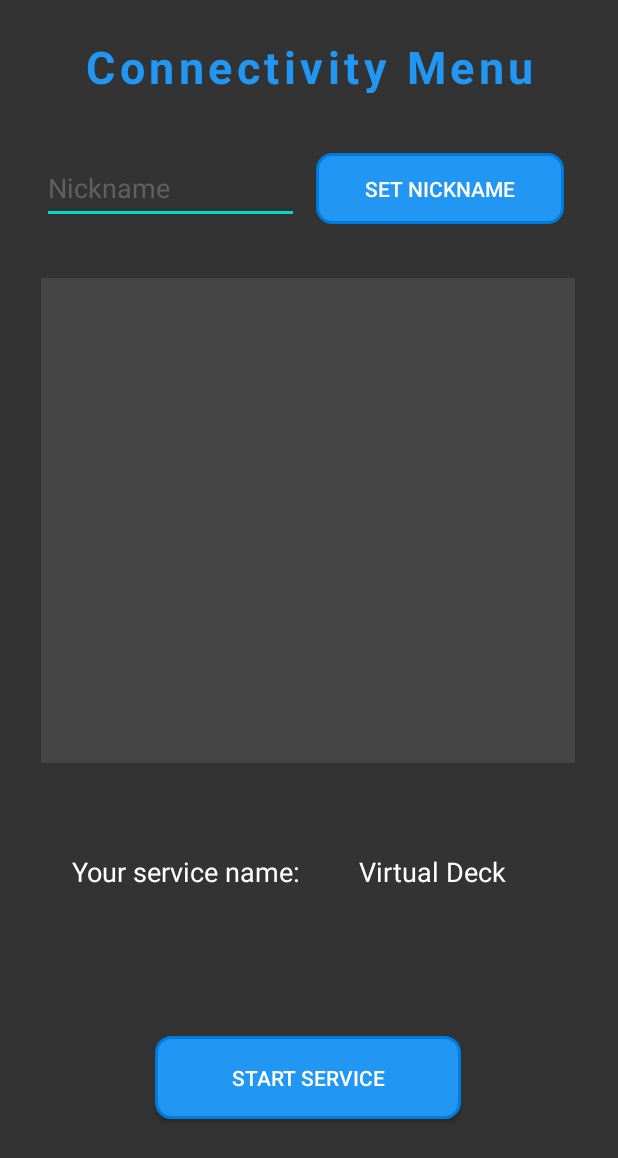
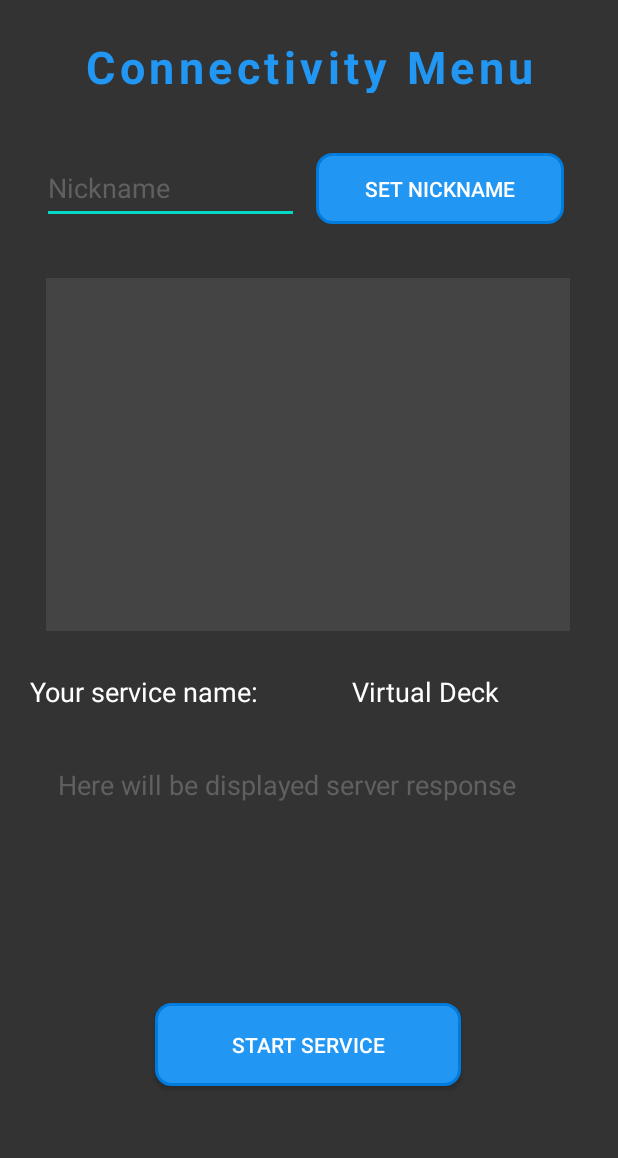
Before and after one commit to Infam852/WirtualnaTalia, an Android app: the StatusServiceActivity screen opened directly, with no data from a screen before it, after a tap on "START SERVICE", on a phone screen of 412 x 824 dp. Shown: the top 1158 px of the screen. Run offline under Robolectric (Android 15) with nearby library versions, the phone set to English and light mode, and no system bars; libraries missing offline, so code that uses them is left out: fi.iki.elonen; 1 statement that could not run was skipped.

Commit message:
connection manager
This commit adds simple connection management. Now it is possible to connect to
the service broadcasted by other device and start pulling /status from it.

```diff
--- a/app/src/main/AndroidManifest.xml
+++ b/app/src/main/AndroidManifest.xml
@@ -17,6 +17,7 @@
         android:icon="@mipmap/ic_launcher"
         android:label="@string/app_name"
         android:roundIcon="@mipmap/ic_launcher_round"
+        android:usesCleartextTraffic="true"
         android:supportsRtl="true"
         android:theme="@style/Theme.WirtualnaTalia">
         <activity android:name=".activities.MainActivity">
--- a/app/src/main/java/com/example/wirtualnatalia/activities/ClientActivity.java
+++ b/app/src/main/java/com/example/wirtualnatalia/activities/ClientActivity.java
@@ -8,7 +8,7 @@ import android.widget.Button;
 import android.widget.TextView;
 
 import com.example.wirtualnatalia.R;
-import com.example.wirtualnatalia.network.server.HTTPClient;
+import com.example.wirtualnatalia.network.HTTPClient;
 
 
 public class ClientActivity extends Activity {
@@ -46,12 +46,12 @@ public class ClientActivity extends Activity {
 
         responseView = (TextView) findViewById(R.id.responeView);
 
-        client = new HTTPClient();
+//        client = new HTTPClient();
     }
 
     public void handleGetStatus() {
         Log.d(TAG, "Send GET request to the server...");
-        client.sendStatusGET(this, responseView);
+        client.sendStatusGET(this);
     }
 
     public void handlePostStatus() {
--- a/app/src/main/java/com/example/wirtualnatalia/activities/ServerActivity.java
+++ b/app/src/main/java/com/example/wirtualnatalia/activities/ServerActivity.java
@@ -10,7 +10,7 @@ import android.widget.TextView;
 import androidx.annotation.Nullable;
 
 import com.example.wirtualnatalia.R;
-import com.example.wirtualnatalia.network.server.NanoServer;
+import com.example.wirtualnatalia.network.NanoServer;
 
 import java.io.IOException;
 
--- a/app/src/main/java/com/example/wirtualnatalia/activities/StatusServiceActivity.java
+++ b/app/src/main/java/com/example/wirtualnatalia/activities/StatusServiceActivity.java
@@ -18,12 +18,14 @@ import androidx.annotation.Nullable;
 import androidx.swiperefreshlayout.widget.SwipeRefreshLayout;
 
 import com.example.wirtualnatalia.network.service.ServiceConnection;
+import com.example.wirtualnatalia.network.service.VirtualDeckService;
 import com.example.wirtualnatalia.utils.Dialog;
 import com.example.wirtualnatalia.R;
-import com.example.wirtualnatalia.network.server.NanoServer;
+import com.example.wirtualnatalia.network.NanoServer;
 import com.example.wirtualnatalia.network.service.ServiceManager;
-import com.example.wirtualnatalia.network.service.StatusService;
 import com.example.wirtualnatalia.utils.User;
+
+import org.w3c.dom.Text;
 
 import java.io.IOException;
 import java.util.ArrayList;
@@ -32,6 +34,7 @@ public class StatusServiceActivity extends Activity {
     // UI elements
     private EditText nicknameInput;
     private TextView serviceNameTxt;
+    private TextView serverResponseTxt;
     private Button setNicknameBtn;
     private Button startStatusServiceBtn;
     private SwipeRefreshLayout swipeRefreshLayout;
@@ -44,7 +47,8 @@ public class StatusServiceActivity extends Activity {
     private ArrayList<String> services;
     private ArrayAdapter <String> adapter;
 
-    private StatusService statusService;
+    private ServiceConnection connectionServer;
+    private ServiceConnection connectionClient;
     private NanoServer nanoServer;
 
     @Override
@@ -75,6 +79,7 @@ public class StatusServiceActivity extends Activity {
     private void initUI(){
         nicknameInput = findViewById(R.id.usrNicknameInput);
         serviceNameTxt = findViewById(R.id.serviceNameTxt);
+        serverResponseTxt = findViewById(R.id.serverResponseTxt);
 
         setNicknameBtn = findViewById(R.id.setNicknameBtn);
         setNicknameBtn.setOnClickListener(v -> {
@@ -110,8 +115,9 @@ public class StatusServiceActivity extends Activity {
         NsdServiceInfo serviceClicked = serviceManager.getServicesMap().get(item);
         Log.i(TAG, "Item clicked: " + item);
         Log.i(TAG, "Service clicked: " + serviceClicked);
-        ServiceConnection serviceConnection = new ServiceConnection(this);
-        serviceConnection.connect(serviceClicked);
+        connectionClient = new ServiceConnection(this,
+                VirtualDeckService.SERVICE_NAME, VirtualDeckService.SERVICE_TYPE);
+        connectionClient.connect(serviceClicked);
     }
 
     private void refreshServices(){
@@ -125,7 +131,8 @@ public class StatusServiceActivity extends Activity {
 
     private void startService(){
         Log.i(TAG, "Start service function");
-        statusService = new StatusService();
+        connectionServer = new ServiceConnection(this,
+                VirtualDeckService.SERVICE_NAME, VirtualDeckService.SERVICE_TYPE);
         try {
             nanoServer = new NanoServer();
             nanoServer.start();
@@ -137,7 +144,8 @@ public class StatusServiceActivity extends Activity {
         }
 
         Log.i(TAG, String.format("Try to register service on port (%d)", NanoServer.PORT));
-        statusService.registerService(this, NanoServer.PORT);
-        serviceNameTxt.setText(statusService.SERVICE_NAME);
+        connectionServer.registerService(this, NanoServer.PORT);
+
+        serviceNameTxt.setText(connectionServer.SERVICE_NAME);
     }
 }
--- a/app/src/main/java/com/example/wirtualnatalia/network/server/NanoServer.java
+++ b/app/src/main/java/com/example/wirtualnatalia/network/NanoServer.java
@@ -1,4 +1,4 @@
-package com.example.wirtualnatalia.network.server;
+package com.example.wirtualnatalia.network;
 
 import android.content.Context;
 import android.content.res.Resources;
--- a/app/src/main/java/com/example/wirtualnatalia/network/service/ServiceConnection.java
+++ b/app/src/main/java/com/example/wirtualnatalia/network/service/ServiceConnection.java
@@ -4,24 +4,57 @@ import android.content.Context;
 import android.net.nsd.NsdManager;
 import android.net.nsd.NsdServiceInfo;
 import android.util.Log;
+import android.widget.TextView;
+
+import com.example.wirtualnatalia.network.HTTPClient;
+import com.example.wirtualnatalia.network.StatusPuller;
+
+import org.w3c.dom.Text;
 
 import java.net.InetAddress;
 
 public class ServiceConnection {
-    public static final String TAG = "Service Connection";
-
     private NsdManager.ResolveListener resolveListener;
+    private NsdManager.RegistrationListener registrationListener;
     private NsdManager nsdManager;
 
     private NsdServiceInfo connectedService;
+    public String SERVICE_NAME;  // identifies the device (android will automatically append characters if not unique)
+    public String SERVICE_TYPE;  // identifies the service
 
-    public ServiceConnection(Context context) {
+    private int port;
+    private InetAddress host;
+
+    private Context context;
+
+    public static final String TAG = "ServiceConnection";
+
+    public ServiceConnection(Context context, String serviceName, String serviceType) {
+        this.context = context;
         nsdManager = (NsdManager) context.getSystemService(Context.NSD_SERVICE);
+        SERVICE_NAME = serviceName;
+        SERVICE_TYPE = serviceType;
+
         initializeResolveListener();
+        initializeRegistrationListener();
     }
 
     public void connect(NsdServiceInfo service){
         nsdManager.resolveService(service, resolveListener);
+    }
+
+    public void registerService(Context context, int port) {
+        Log.i(TAG, "Start register");
+        NsdServiceInfo statusService = new NsdServiceInfo();
+
+        statusService.setServiceName(SERVICE_NAME);
+        statusService.setServiceType(SERVICE_TYPE);
+        statusService.setPort(port);
+
+        NsdManager nsdManager = (NsdManager) context.getSystemService(Context.NSD_SERVICE);
+        nsdManager.registerService(
+                statusService, NsdManager.PROTOCOL_DNS_SD, registrationListener);
+        Log.i(TAG, "quit register service");
     }
 
     public void initializeResolveListener() {
@@ -36,11 +69,48 @@ public class ServiceConnection {
             @Override
             public void onServiceResolved(NsdServiceInfo serviceInfo) {
                 Log.i(TAG, "Resolve Succeeded. " + serviceInfo);
+                if (serviceInfo.getServiceName().equals(SERVICE_NAME)){
+                    Log.w(TAG, "Connected to the same device, abort...");
+//                    return;
+                }
+                connectedService = serviceInfo;
+                port = connectedService.getPort();
+                host = connectedService.getHost();
+                Log.i(TAG, "Connected to the service: port: " + port + ", host: " + host.toString());
+                HTTPClient client = new HTTPClient(host, port);
+                StatusPuller statusPuller = StatusPuller.getInstance(client);
+                statusPuller.start(context);
+            }
+        };
+    }
 
-                connectedService = serviceInfo;
-                int port = connectedService.getPort();
-                InetAddress host = connectedService.getHost();
-                Log.i(TAG, "Service port, host: " + port + ", " + host.toString());
+    public void initializeRegistrationListener() {
+        registrationListener = new NsdManager.RegistrationListener() {
+
+            @Override
+            public void onServiceRegistered(NsdServiceInfo NsdServiceInfo) {
+                // Save the service name. Android may have changed it in order to
+                // resolve a conflict, so update the name you initially requested
+                // with the name Android actually used.
+                SERVICE_NAME = NsdServiceInfo.getServiceName();
+                Log.i(TAG, "Service registered: " + SERVICE_NAME + ", " + SERVICE_TYPE);
+            }
+
+            @Override
+            public void onRegistrationFailed(NsdServiceInfo serviceInfo, int errorCode) {
+                // Registration failed! Put debugging code here to determine why.
+                Log.d(TAG, "Service registration failed with code: " + errorCode);
+            }
+
+            @Override
+            public void onServiceUnregistered(NsdServiceInfo arg0) {
+                // Service has been unregistered. This only happens when you call
+                // NsdManager.unregisterService() and pass in this listener.
+            }
+
+            @Override
+            public void onUnregistrationFailed(NsdServiceInfo serviceInfo, int errorCode) {
+                // Unregistration failed. Put debugging code here to determine why.
             }
         };
     }
--- a/app/src/main/java/com/example/wirtualnatalia/network/service/StatusService.java
+++ /dev/null
@@ -1,60 +0,0 @@
-package com.example.wirtualnatalia.network.service;
-
-import android.content.Context;
-import android.net.nsd.NsdManager;
-import android.net.nsd.NsdServiceInfo;
-import android.util.Log;
-
-public class StatusService {
-    private NsdManager.RegistrationListener registrationListener;
-    public static String SERVICE_NAME = "Virtual Deck";  // identifies the device (android will automatically append characters if not unique)
-    public static String SERVICE_TYPE = "_virtualdeck._tcp.";  // identifies the service
-
-    public static final String TAG = "Status Service";
-
-    public void registerService(Context context, int port) {
-        Log.i(TAG, "Start register");
-        NsdServiceInfo statusService = new NsdServiceInfo();
-
-        statusService.setServiceName(SERVICE_NAME);
-        statusService.setServiceType(SERVICE_TYPE);
-        statusService.setPort(port);
-
-        NsdManager nsdManager = (NsdManager) context.getSystemService(Context.NSD_SERVICE);
-        initializeRegistrationListener();
-        nsdManager.registerService(
-                statusService, NsdManager.PROTOCOL_DNS_SD, registrationListener);
-        Log.i(TAG, "quit register service");
-    }
-
-    public void initializeRegistrationListener() {
-        registrationListener = new NsdManager.RegistrationListener() {
-
-            @Override
-            public void onServiceRegistered(NsdServiceInfo NsdServiceInfo) {
-                // Save the service name. Android may have changed it in order to
-                // resolve a conflict, so update the name you initially requested
-                // with the name Android actually used.
-                SERVICE_NAME = NsdServiceInfo.getServiceName();
-                Log.i(TAG, "Service registered: " + SERVICE_NAME + ", " + SERVICE_TYPE);
-            }
-
-            @Override
-            public void onRegistrationFailed(NsdServiceInfo serviceInfo, int errorCode) {
-                // Registration failed! Put debugging code here to determine why.
-                Log.d(TAG, "Service registration failed with code: " + errorCode);
-            }
-
-            @Override
-            public void onServiceUnregistered(NsdServiceInfo arg0) {
-                // Service has been unregistered. This only happens when you call
-                // NsdManager.unregisterService() and pass in this listener.
-            }
-
-            @Override
-            public void onUnregistrationFailed(NsdServiceInfo serviceInfo, int errorCode) {
-                // Unregistration failed. Put debugging code here to determine why.
-            }
-        };
-    }
-}
--- /dev/null
+++ b/app/src/main/java/com/example/wirtualnatalia/network/service/VirtualDeckService.java
@@ -0,0 +1,6 @@
+package com.example.wirtualnatalia.network.service;
+
+public class VirtualDeckService {
+    public static String SERVICE_NAME = "Virtual Deck";  // identifies the device (android will automatically append characters if not unique)
+    public static String SERVICE_TYPE = "_virtualdeck._tcp.";
+}
--- a/app/src/main/res/layout/activity_connection.xml
+++ b/app/src/main/res/layout/activity_connection.xml
@@ -7,10 +7,25 @@
     android:layout_height="match_parent"
     android:background="@color/dark_gray">
 
+    <TextView
+        android:id="@+id/serverResponseTxt"
+        android:layout_width="342dp"
+        android:layout_height="85dp"
+        android:layout_marginTop="20dp"
+        android:hint="Here will be displayed server response"
+        android:textAllCaps="false"
+        android:textColor="@color/white"
+        android:textColorHint="@color/hint_color"
+        android:textSize="18sp"
+        app:layout_constraintEnd_toEndOf="parent"
+        app:layout_constraintHorizontal_bias="0.55"
+        app:layout_constraintStart_toStartOf="parent"
+        app:layout_constraintTop_toBottomOf="@+id/serviceNameLabel" />
+
     <androidx.swiperefreshlayout.widget.SwipeRefreshLayout
         android:id="@+id/swipeRefreshConnections"
-        android:layout_width="356dp"
-        android:layout_height="323dp"
+        android:layout_width="349dp"
+        android:layout_height="235dp"
         android:layout_marginStart="16dp"
         android:layout_marginTop="36dp"
         android:layout_marginEnd="16dp"
@@ -38,19 +53,6 @@
         app:layout_constraintHorizontal_bias="0.498"
         app:layout_constraintStart_toStartOf="parent"
         app:layout_constraintTop_toTopOf="parent" />
-
-    <Button
-        android:id="@+id/startStatusServiceBtn"
-        android:layout_width="204dp"
-        android:layout_height="55dp"
-        android:background="@drawable/primary_button"
-        android:text="Start Service"
-        android:textColor="@color/white"
-        app:layout_constraintBottom_toBottomOf="parent"
-        app:layout_constraintEnd_toEndOf="parent"
-        app:layout_constraintHorizontal_bias="0.497"
-        app:layout_constraintStart_toStartOf="parent"
-        app:layout_constraintTop_toBottomOf="@+id/serviceNameTxt" />
 
     <Button
         android:id="@+id/setNicknameBtn"
@@ -83,13 +85,13 @@
         android:id="@+id/serviceNameTxt"
         android:layout_width="161dp"
         android:layout_height="43dp"
-        android:layout_marginStart="16dp"
-        android:layout_marginTop="60dp"
+        android:layout_marginTop="28dp"
+        android:layout_marginEnd="12dp"
         android:text="@string/NOT_STARTED"
         android:textColor="@color/white"
         android:textSize="18sp"
         app:layout_constraintEnd_toEndOf="parent"
-        app:layout_constraintHorizontal_bias="0.0"
+        app:layout_constraintHorizontal_bias="0.906"
         app:layout_constraintStart_toEndOf="@+id/serviceNameLabel"
         app:layout_constraintTop_toBottomOf="@+id/swipeRefreshConnections" />
 
@@ -97,12 +99,27 @@
         android:id="@+id/serviceNameLabel"
         android:layout_width="175dp"
         android:layout_height="42dp"
-        android:layout_marginStart="48dp"
-        android:layout_marginTop="60dp"
+        android:layout_marginStart="20dp"
+        android:layout_marginTop="28dp"
         android:text="Your service name:"
         android:textAllCaps="false"
         android:textColor="@color/white"
         android:textSize="18sp"
         app:layout_constraintStart_toStartOf="parent"
         app:layout_constraintTop_toBottomOf="@+id/swipeRefreshConnections" />
+
+    <Button
+        android:id="@+id/startStatusServiceBtn"
+        android:layout_width="204dp"
+        android:layout_height="55dp"
+        android:layout_marginBottom="28dp"
+        android:background="@drawable/primary_button"
+        android:text="Start Service"
+        android:textColor="@color/white"
+        app:layout_constraintBottom_toBottomOf="parent"
+        app:layout_constraintEnd_toEndOf="parent"
+        app:layout_constraintHorizontal_bias="0.497"
+        app:layout_constraintStart_toStartOf="parent"
+        app:layout_constraintTop_toBottomOf="@+id/serverResponseTxt" />
+
 </androidx.constraintlayout.widget.ConstraintLayout>
```
Also changed, not shown: app/src/main/java/com/example/wirtualnatalia/activities/MainActivity.java (+4 -5 lines), app/src/main/java/com/example/wirtualnatalia/network/HTTPClient.java (renamed from app/src/main/java/com/example/wirtualnatalia/network/server/HTTPClient.java, +30 -5 lines), app/src/main/java/com/example/wirtualnatalia/network/StatusPuller.java (added, +44 -0 lines), app/src/main/java/com/example/wirtualnatalia/network/service/ServiceManager.java (+27 -4 lines).
